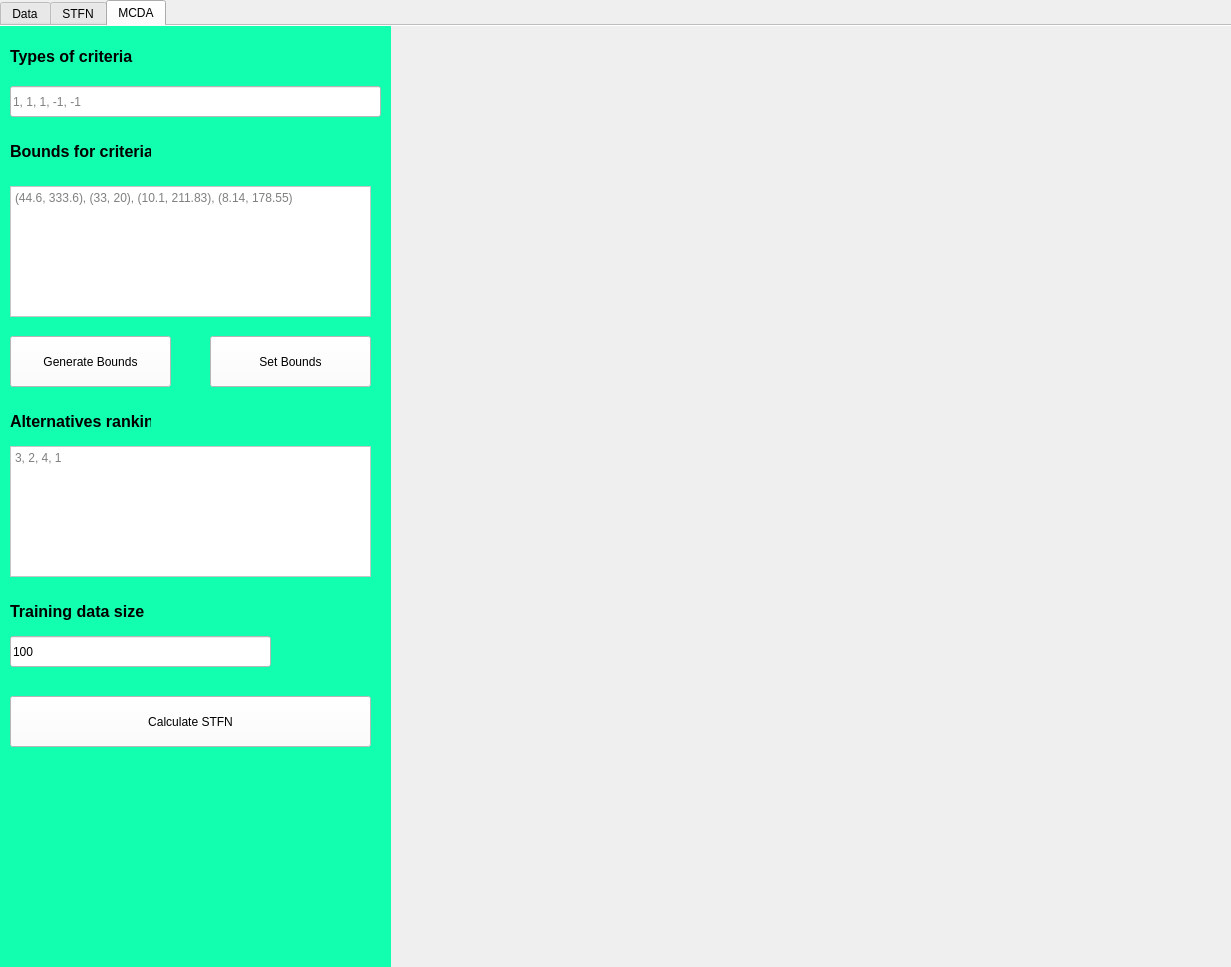
Above: index.ui from dominikmol/pymcdm-reidentify-wrapper before the change. Below: the same form after it.
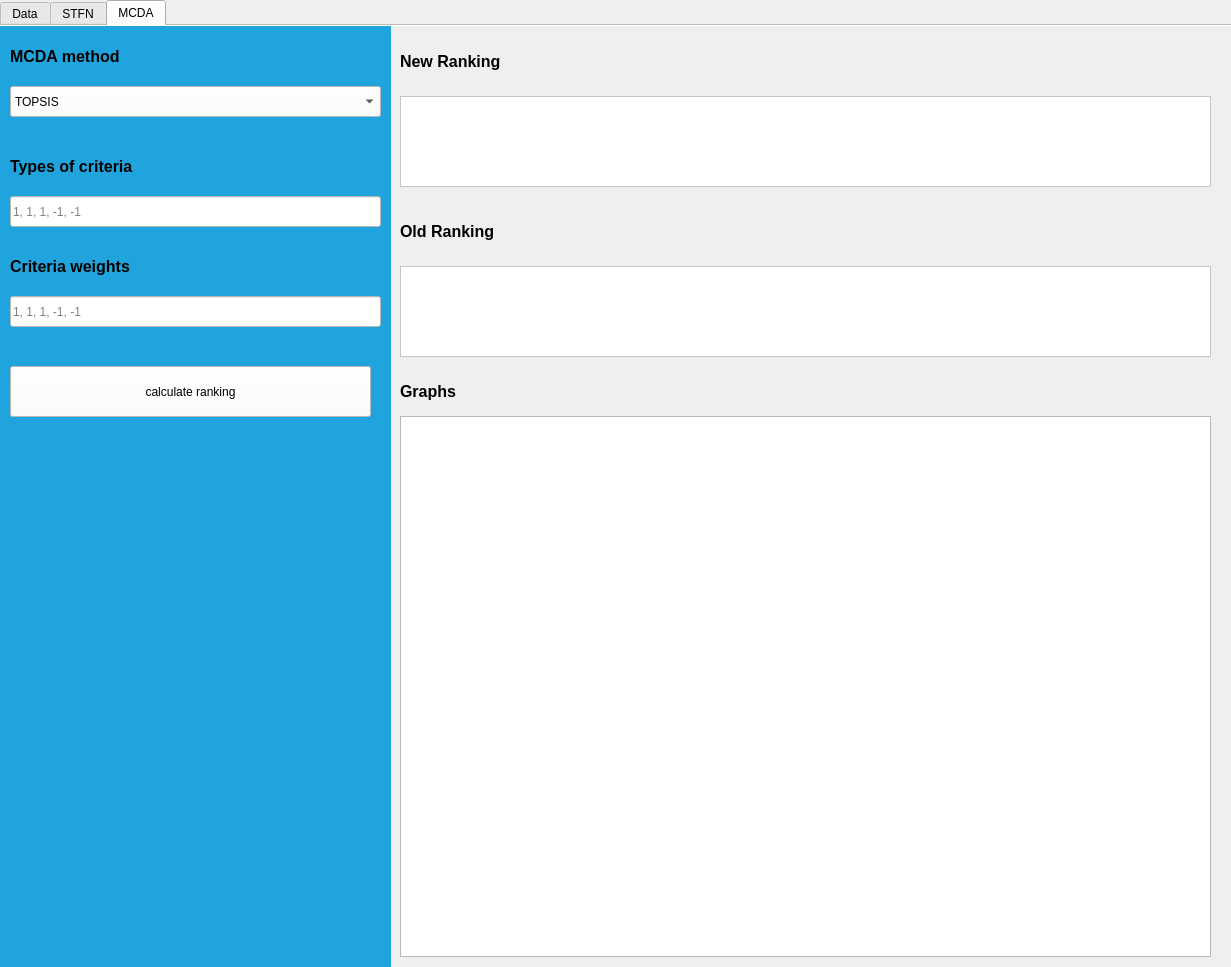
That is the form after the change. The open tabs and pages were chosen to show the change.

The edit to the form file:
```diff
--- a/index.ui
+++ b/index.ui
@@ -123,34 +123,6 @@
       <property name="styleSheet">
        <string notr="true">background-color: rgb(19, 255, 176);</string>
       </property>
-      <widget class="QLineEdit" name="criteria_types">
-       <property name="enabled">
-        <bool>true</bool>
-       </property>
-       <property name="geometry">
-        <rect>
-         <x>10</x>
-         <y>60</y>
-         <width>371</width>
-         <height>31</height>
-        </rect>
-       </property>
-       <property name="tabletTracking">
-        <bool>false</bool>
-       </property>
-       <property name="autoFillBackground">
-        <bool>false</bool>
-       </property>
-       <property name="styleSheet">
-        <string notr="true">background-color: rgb(255, 255, 255); color: rgb(0, 0, 0);</string>
-       </property>
-       <property name="readOnly">
-        <bool>false</bool>
-       </property>
-       <property name="placeholderText">
-        <string>1, 1, 1, -1, -1</string>
-       </property>
-      </widget>
       <widget class="QPushButton" name="bounds_gen_btn">
        <property name="geometry">
         <rect>
@@ -167,29 +139,6 @@
         <string>Generate Bounds</string>
        </property>
       </widget>
-      <widget class="QLabel" name="criteria_label">
-       <property name="geometry">
-        <rect>
-         <x>10</x>
-         <y>15</y>
-         <width>141</width>
-         <height>31</height>
-        </rect>
-       </property>
-       <property name="font">
-        <font>
-         <pointsize>12</pointsize>
-         <weight>75</weight>
-         <bold>true</bold>
-        </font>
-       </property>
-       <property name="styleSheet">
-        <string notr="true">color: rgb(0, 0, 0);</string>
-       </property>
-       <property name="text">
-        <string>Types of criteria</string>
-       </property>
-      </widget>
       <widget class="QLabel" name="bounds_label">
        <property name="geometry">
         <rect>
@@ -424,53 +373,9 @@
        <bool>false</bool>
       </property>
       <property name="styleSheet">
-       <string notr="true">background-color: rgb(19, 255, 176);</string>
+       <string notr="true">background-color: rgb(32, 164, 221);</string>
       </property>
-      <widget class="QLineEdit" name="criteria_types_2">
-       <property name="enabled">
-        <bool>true</bool>
-       </property>
-       <property name="geometry">
-        <rect>
-         <x>10</x>
-         <y>60</y>
-         <width>371</width>
-         <height>31</height>
-        </rect>
-       </property>
-       <property name="tabletTracking">
-        <bool>false</bool>
-       </property>
-       <property name="autoFillBackground">
-        <bool>false</bool>
-       </property>
-       <property name="styleSheet">
-        <string notr="true">background-color: rgb(255, 255, 255);</string>
-       </property>
-       <property name="readOnly">
-        <bool>true</bool>
-       </property>
-       <property name="placeholderText">
-        <string>1, 1, 1, -1, -1</string>
-       </property>
-      </widget>
-      <widget class="QPushButton" name="bounds_gen_btn_2">
-       <property name="geometry">
-        <rect>
-         <x>10</x>
-         <y>310</y>
-         <width>161</width>
-         <height>51</height>
-        </rect>
-       </property>
-       <property name="styleSheet">
-        <string notr="true">background-color: rgb(255, 255, 255);</string>
-       </property>
-       <property name="text">
-        <string>Generate Bounds</string>
-       </property>
-      </widget>
-      <widget class="QLabel" name="criteria_label_2">
+      <widget class="QLabel" name="mcda_method_label">
        <property name="geometry">
         <rect>
          <x>10</x>
@@ -486,6 +391,104 @@
          <bold>true</bold>
         </font>
        </property>
+       <property name="styleSheet">
+        <string notr="true">color: rgb(0, 0, 0);</string>
+       </property>
+       <property name="text">
+        <string>MCDA method</string>
+       </property>
+      </widget>
+      <widget class="QPushButton" name="calc_mcda">
+       <property name="geometry">
+        <rect>
+         <x>10</x>
+         <y>340</y>
+         <width>361</width>
+         <height>51</height>
+        </rect>
+       </property>
+       <property name="styleSheet">
+        <string notr="true">background-color: rgb(255, 255, 255); color: rgb(0, 0, 0);</string>
+       </property>
+       <property name="text">
+        <string>calculate ranking</string>
+       </property>
+      </widget>
+      <widget class="QComboBox" name="mcda_method">
+       <property name="geometry">
+        <rect>
+         <x>10</x>
+         <y>60</y>
+         <width>371</width>
+         <height>31</height>
+        </rect>
+       </property>
+       <property name="styleSheet">
+        <string notr="true">background-color: rgb(255, 255, 255); color: rgb(0, 0, 0);</string>
+       </property>
+       <item>
+        <property name="text">
+         <string>TOPSIS</string>
+        </property>
+       </item>
+       <item>
+        <property name="text">
+         <string>WASPAS</string>
+        </property>
+       </item>
+       <item>
+        <property name="text">
+         <string>VIKOR</string>
+        </property>
+       </item>
+      </widget>
+      <widget class="QLineEdit" name="criteria_types">
+       <property name="enabled">
+        <bool>true</bool>
+       </property>
+       <property name="geometry">
+        <rect>
+         <x>10</x>
+         <y>170</y>
+         <width>371</width>
+         <height>31</height>
+        </rect>
+       </property>
+       <property name="tabletTracking">
+        <bool>false</bool>
+       </property>
+       <property name="autoFillBackground">
+        <bool>false</bool>
+       </property>
+       <property name="styleSheet">
+        <string notr="true">background-color: rgb(255, 255, 255); color: rgb(0, 0, 0);</string>
+       </property>
+       <property name="readOnly">
+        <bool>false</bool>
+       </property>
+       <property name="placeholderText">
+        <string>1, 1, 1, -1, -1</string>
+       </property>
+      </widget>
+      <widget class="QLabel" name="criteria_label">
+       <property name="geometry">
+        <rect>
+         <x>10</x>
+         <y>125</y>
+         <width>141</width>
+         <height>31</height>
+        </rect>
+       </property>
+       <property name="font">
+        <font>
+         <pointsize>12</pointsize>
+         <weight>75</weight>
+         <bold>true</bold>
+        </font>
+       </property>
+       <property name="styleSheet">
+        <string notr="true">color: rgb(0, 0, 0);</string>
+       </property>
        <property name="text">
         <string>Types of criteria</string>
        </property>
@@ -494,8 +497,8 @@
        <property name="geometry">
         <rect>
          <x>10</x>
-         <y>110</y>
-         <width>141</width>
+         <y>225</y>
+         <width>171</width>
          <height>31</height>
         </rect>
        </property>
@@ -506,123 +509,22 @@
          <bold>true</bold>
         </font>
        </property>
-       <property name="text">
-        <string>Bounds for criteria</string>
-       </property>
-      </widget>
-      <widget class="QPlainTextEdit" name="bounds_data_2">
-       <property name="geometry">
-        <rect>
-         <x>10</x>
-         <y>160</y>
-         <width>361</width>
-         <height>131</height>
-        </rect>
-       </property>
        <property name="styleSheet">
-        <string notr="true">background-color: rgb(255, 255, 255);</string>
+        <string notr="true">color: rgb(0, 0, 0);</string>
        </property>
-       <property name="placeholderText">
-        <string>(44.6, 333.6), (33, 20), (10.1, 211.83), (8.14, 178.55)</string>
-       </property>
-      </widget>
-      <widget class="QPushButton" name="bounds_set_btn_2">
-       <property name="geometry">
-        <rect>
-         <x>210</x>
-         <y>310</y>
-         <width>161</width>
-         <height>51</height>
-        </rect>
-       </property>
-       <property name="styleSheet">
-        <string notr="true">background-color: rgb(255, 255, 255);</string>
-       </property>
        <property name="text">
-        <string>Set Bounds</string>
+        <string>Criteria weights</string>
        </property>
       </widget>
-      <widget class="QLabel" name="ranks_label_2">
-       <property name="geometry">
-        <rect>
-         <x>10</x>
-         <y>380</y>
-         <width>141</width>
-         <height>31</height>
-        </rect>
-       </property>
-       <property name="font">
-        <font>
-         <pointsize>12</pointsize>
-         <weight>75</weight>
-         <bold>true</bold>
-        </font>
-       </property>
-       <property name="text">
-        <string>Alternatives ranking</string>
-       </property>
-      </widget>
-      <widget class="QPlainTextEdit" name="ranks_data_2">
-       <property name="geometry">
-        <rect>
-         <x>10</x>
-         <y>420</y>
-         <width>361</width>
-         <height>131</height>
-        </rect>
-       </property>
-       <property name="styleSheet">
-        <string notr="true">background-color: rgb(255, 255, 255);</string>
-       </property>
-       <property name="placeholderText">
-        <string>3, 2, 4, 1</string>
-       </property>
-      </widget>
-      <widget class="QPushButton" name="calc_stfn_2">
-       <property name="geometry">
-        <rect>
-         <x>10</x>
-         <y>670</y>
-         <width>361</width>
-         <height>51</height>
-        </rect>
-       </property>
-       <property name="styleSheet">
-        <string notr="true">background-color: rgb(255, 255, 255);</string>
-       </property>
-       <property name="text">
-        <string>Calculate STFN</string>
-       </property>
-      </widget>
-      <widget class="QLabel" name="training_data_label_2">
-       <property name="geometry">
-        <rect>
-         <x>10</x>
-         <y>570</y>
-         <width>201</width>
-         <height>31</height>
-        </rect>
-       </property>
-       <property name="font">
-        <font>
-         <pointsize>12</pointsize>
-         <weight>75</weight>
-         <bold>true</bold>
-        </font>
-       </property>
-       <property name="text">
-        <string>Training data size</string>
-       </property>
-      </widget>
-      <widget class="QLineEdit" name="training_data_2">
+      <widget class="QLineEdit" name="criteria_weights">
        <property name="enabled">
         <bool>true</bool>
        </property>
        <property name="geometry">
         <rect>
          <x>10</x>
-         <y>610</y>
-         <width>261</width>
+         <y>270</y>
+         <width>371</width>
          <height>31</height>
         </rect>
        </property>
@@ -633,19 +535,127 @@
         <bool>false</bool>
        </property>
        <property name="styleSheet">
-        <string notr="true">background-color: rgb(255, 255, 255);</string>
-       </property>
-       <property name="text">
-        <string>100</string>
+        <string notr="true">background-color: rgb(255, 255, 255); color: rgb(0, 0, 0);</string>
        </property>
        <property name="readOnly">
-        <bool>true</bool>
+        <bool>false</bool>
        </property>
        <property name="placeholderText">
-        <string>0</string>
+        <string>1, 1, 1, -1, -1</string>
        </property>
       </widget>
      </widget>
+     <widget class="QLabel" name="mcda_ranking_new_label">
+      <property name="geometry">
+       <rect>
+        <x>400</x>
+        <y>20</y>
+        <width>141</width>
+        <height>31</height>
+       </rect>
+      </property>
+      <property name="font">
+       <font>
+        <pointsize>12</pointsize>
+        <weight>75</weight>
+        <bold>true</bold>
+       </font>
+      </property>
+      <property name="styleSheet">
+       <string notr="true"/>
+      </property>
+      <property name="text">
+       <string>New Ranking</string>
+      </property>
+     </widget>
+     <widget class="QPlainTextEdit" name="ranking_new">
+      <property name="geometry">
+       <rect>
+        <x>400</x>
+        <y>70</y>
+        <width>811</width>
+        <height>91</height>
+       </rect>
+      </property>
+      <property name="styleSheet">
+       <string notr="true">background-color: rgb(255, 255, 255); color: rgb(0, 0, 0);</string>
+      </property>
+      <property name="placeholderText">
+       <string/>
+      </property>
+     </widget>
+     <widget class="QLabel" name="mcda_ranking_old_label">
+      <property name="geometry">
+       <rect>
+        <x>400</x>
+        <y>190</y>
+        <width>141</width>
+        <height>31</height>
+       </rect>
+      </property>
+      <property name="font">
+       <font>
+        <pointsize>12</pointsize>
+        <weight>75</weight>
+        <bold>true</bold>
+       </font>
+      </property>
+      <property name="styleSheet">
+       <string notr="true"/>
+      </property>
+      <property name="text">
+       <string>Old Ranking</string>
+      </property>
+     </widget>
+     <widget class="QPlainTextEdit" name="ranking_old">
+      <property name="geometry">
+       <rect>
+        <x>400</x>
+        <y>240</y>
+        <width>811</width>
+        <height>91</height>
+       </rect>
+      </property>
+      <property name="styleSheet">
+       <string notr="true">background-color: rgb(255, 255, 255); color: rgb(0, 0, 0);</string>
+      </property>
+      <property name="placeholderText">
+       <string/>
+      </property>
+     </widget>
+     <widget class="QGraphicsView" name="mcda_plot">
+      <property name="geometry">
+       <rect>
+        <x>400</x>
+        <y>390</y>
+        <width>811</width>
+        <height>541</height>
+       </rect>
+      </property>
+     </widget>
+     <widget class="QLabel" name="graph_label">
+      <property name="geometry">
+       <rect>
+        <x>400</x>
+        <y>350</y>
+        <width>141</width>
+        <height>31</height>
+       </rect>
+      </property>
+      <property name="font">
+       <font>
+        <pointsize>12</pointsize>
+        <weight>75</weight>
+        <bold>true</bold>
+       </font>
+      </property>
+      <property name="styleSheet">
+       <string notr="true"/>
+      </property>
+      <property name="text">
+       <string>Graphs</string>
+      </property>
+     </widget>
     </widget>
    </widget>
   </widget>
```
Left out of the diff: 116 changed lines with no effect on the pictures.
